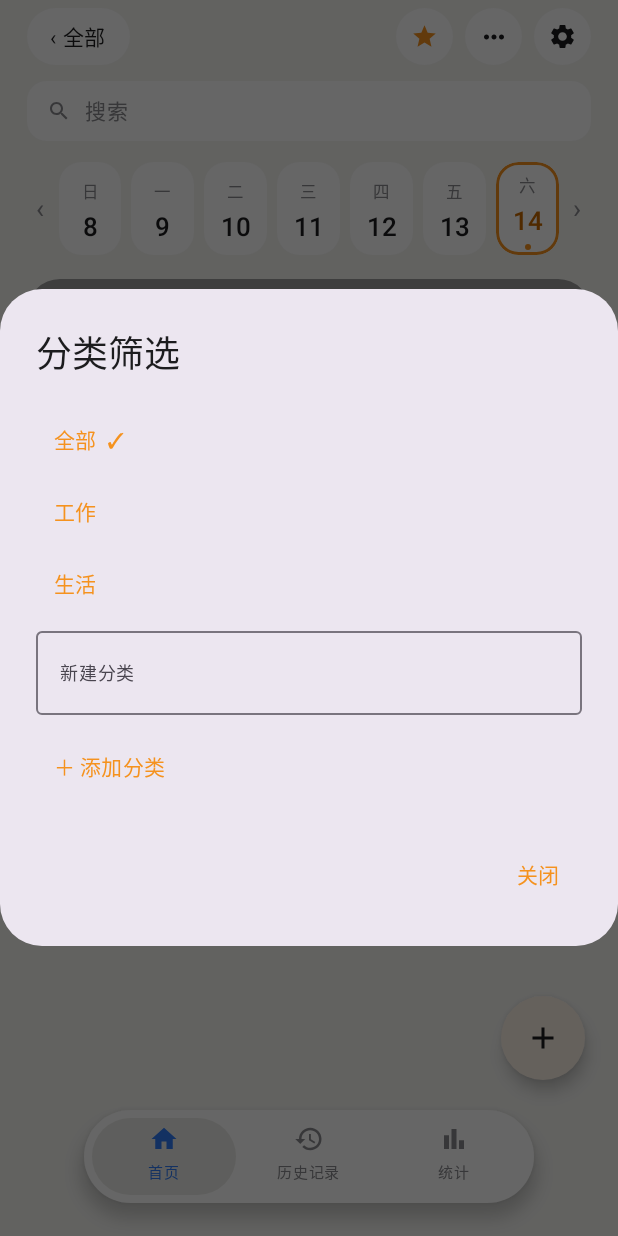
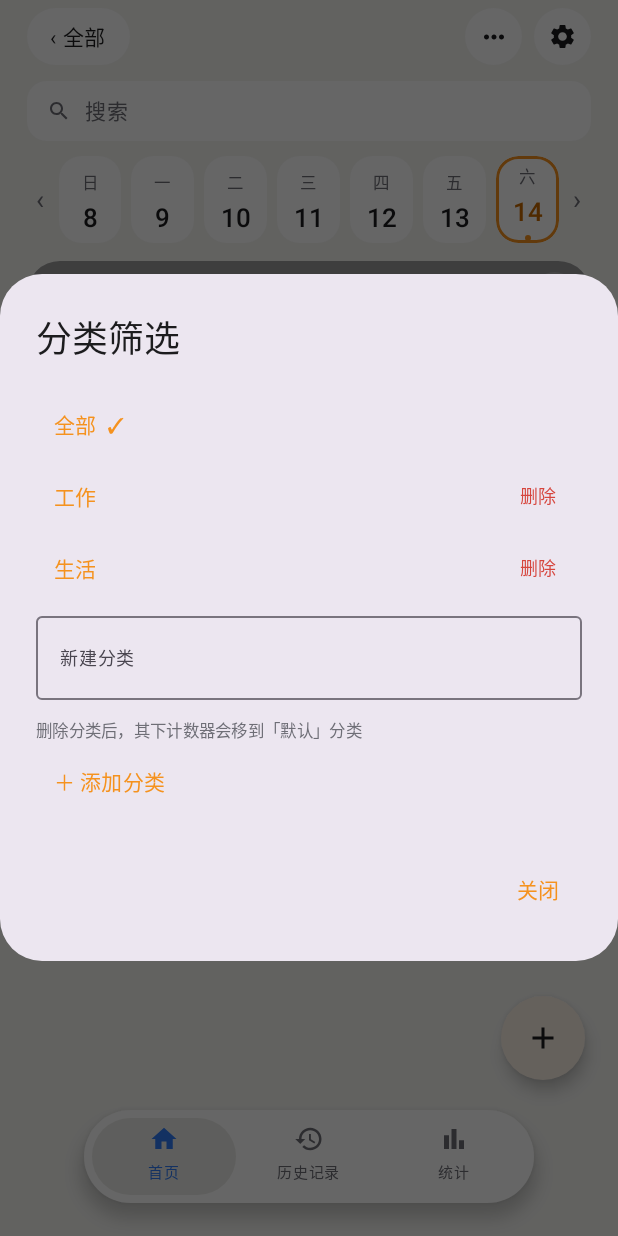
Before and after one commit to rayo1uo/counter-app, an Android app built with Jetpack Compose: the screen it shows after launch (MainActivity), after a tap on an icon or button, on a phone screen of 412 x 824 dp. Run offline under Robolectric (Android 15) with nearby library versions, the phone set to English and light mode, and no system bars; our stand-ins replace Room's generated code.

Commit message:
fix: bottom-bar layout, delete flows, cumulative summary, dark contrast, CSV integers

```diff
--- a/counter-app/android/app/src/main/java/com/example/counter/data/CounterDao.kt
+++ b/counter-app/android/app/src/main/java/com/example/counter/data/CounterDao.kt
@@ -25,7 +25,12 @@ interface CounterDao {
     @Query("SELECT * FROM entries")
     suspend fun allEntries(): List<EntryEntity>
 
-    @Query("SELECT * FROM entries WHERE counterId = :counterId ORDER BY localDate ASC, occurredAt ASC, id ASC")
+    // Must match the order used by history/CSV, otherwise same-minute entries get
+    // different result values depending on their random UUID.
+    @Query(
+        "SELECT * FROM entries WHERE counterId = :counterId " +
+            "ORDER BY localDate ASC, occurredAt ASC, createdAt ASC, id ASC"
+    )
     suspend fun entriesOf(counterId: String): List<EntryEntity>
 
     @Query("SELECT COUNT(*) FROM counters")
@@ -49,6 +54,12 @@ interface CounterDao {
     @Query("DELETE FROM counters WHERE id = :id")
     suspend fun deleteCounterById(id: String)
 
+    @Query("UPDATE counters SET category = :target WHERE category = :name")
+    suspend fun moveCountersToCategory(name: String, target: String)
+
+    @Query("DELETE FROM categories WHERE name = :name")
+    suspend fun deleteCategoryByName(name: String)
+
     @Query("DELETE FROM entries")
     suspend fun clearEntries()
 
--- a/counter-app/android/app/src/main/java/com/example/counter/ui/Charts.kt
+++ b/counter-app/android/app/src/main/java/com/example/counter/ui/Charts.kt
@@ -7,7 +7,6 @@ import androidx.compose.foundation.layout.Box
 import androidx.compose.foundation.layout.Column
 import androidx.compose.foundation.layout.Row
 import androidx.compose.foundation.layout.Spacer
-import androidx.compose.foundation.layout.aspectRatio
 import androidx.compose.foundation.layout.fillMaxHeight
 import androidx.compose.foundation.layout.fillMaxSize
 import androidx.compose.foundation.layout.fillMaxWidth
@@ -204,7 +203,7 @@ fun CalendarView(
                     val date: LocalDate? =
                         if (index in 0 until days) yearMonth.atDay(index + 1) else null
                     if (date == null) {
-                        Box(modifier = Modifier.weight(1f).aspectRatio(1f))
+                        Box(modifier = Modifier.weight(1f).height(44.dp))
                     } else {
                         val key = com.example.counter.domain.TimeUtils.ymd(date)
                         val value = byDay[key] ?: 0.0
@@ -214,7 +213,7 @@ fun CalendarView(
                         Box(
                             modifier = Modifier
                                 .weight(1f)
-                                .aspectRatio(1f)
+                                .height(44.dp)
                                 .padding(2.dp)
                                 .clip(RoundedCornerShape(9.dp))
                                 .background(
--- a/counter-app/android/app/src/main/java/com/example/counter/ui/Common.kt
+++ b/counter-app/android/app/src/main/java/com/example/counter/ui/Common.kt
@@ -9,7 +9,6 @@ import androidx.compose.foundation.layout.Column
 import androidx.compose.foundation.layout.Row
 import androidx.compose.foundation.layout.RowScope
 import androidx.compose.foundation.layout.Spacer
-import androidx.compose.foundation.layout.aspectRatio
 import androidx.compose.foundation.layout.fillMaxHeight
 import androidx.compose.foundation.layout.fillMaxSize
 import androidx.compose.foundation.layout.fillMaxWidth
@@ -37,6 +36,7 @@ import androidx.compose.ui.text.font.FontWeight
 import androidx.compose.ui.unit.dp
 import androidx.compose.ui.unit.sp
 import com.example.counter.data.CounterEntity
+import com.example.counter.data.CountMode
 import com.example.counter.domain.TimeUtils
 import java.time.LocalDate
 
@@ -50,6 +50,22 @@ fun relativeLabel(minutes: Long): String = when {
     minutes < 60 -> "${minutes}分钟前"
     minutes < 1440 -> "${minutes / 60}小时前"
     else -> "${minutes / 1440}天前"
+}
+
+/** Single source of truth for the home summary, shared by the inline and sticky variants. */
+fun homeSummaryText(ui: UiState, counters: List<CounterEntity>): String {
+    val mode = ui.settings.countMode
+    val ids = counters.map { it.id }.toSet()
+    val scoped = ui.entries.filter { entry ->
+        entry.counterId in ids &&
+            if (mode == CountMode.DAILY) entry.localDate == ui.selectedDate
+            else entry.localDate <= ui.selectedDate
+    }
+    val total = scoped.sumOf { it.delta } +
+        if (mode == CountMode.TOTAL) counters.sumOf { it.initialValue } else 0.0
+    val average = if (counters.isEmpty()) 0.0 else total / counters.size
+    val label = if (mode == CountMode.TOTAL) "累计" else "总计"
+    return "$label：${formatNumber(total)}，项均：${formatNumber(average)}"
 }
 
 @Composable
@@ -70,7 +86,6 @@ fun CircleButton(
 
 @Composable
 fun TopBar(
-    dark: Boolean,
     leading: @Composable () -> Unit,
     center: @Composable () -> Unit,
     trailing: @Composable () -> Unit
@@ -108,7 +123,7 @@ fun WeekStrip(
     val today = TimeUtils.todayYmd()
     val labels = arrayOf("日", "一", "二", "三", "四", "五", "六")
     Row(
-        modifier = Modifier.fillMaxWidth().padding(bottom = 16.dp),
+        modifier = Modifier.fillMaxWidth().padding(bottom = 12.dp),
         verticalAlignment = Alignment.CenterVertically
     ) {
         Box(
@@ -122,7 +137,7 @@ fun WeekStrip(
             Column(
                 modifier = Modifier
                     .weight(1f)
-                    .height(62.dp)
+                    .height(58.dp)
                     .padding(horizontal = 3.dp)
                     .clip(RoundedCornerShape(15.dp))
                     .background(cardBackground(dark))
@@ -170,13 +185,14 @@ fun CounterCard(
     subtitle: String,
     onMinus: () -> Unit,
     onPlus: () -> Unit,
-    onOpen: () -> Unit
+    onOpen: () -> Unit,
+    onEdit: () -> Unit
 ) {
     Box(
         modifier = Modifier
             .fillMaxWidth()
-            .height(126.dp)
-            .padding(bottom = 12.dp)
+            .height(118.dp)
+            .padding(bottom = 10.dp)
             .clip(RoundedCornerShape(22.dp))
             .background(Color(counter.color.toInt()))
             .clickable(onClick = onOpen)
@@ -224,6 +240,19 @@ fun CounterCard(
                 modifier = Modifier.size(52.dp).clip(CircleShape).clickable(onClick = onPlus),
                 contentAlignment = Alignment.Center
             ) { Text("+", fontSize = 30.sp, color = Color.White) }
+        }
+        // Discoverable entry point for editing / deleting this counter.
+        Box(
+            modifier = Modifier
+                .align(Alignment.TopEnd)
+                .padding(top = 7.dp, end = 9.dp)
+                .size(30.dp)
+                .clip(CircleShape)
+                .background(Color.White.copy(alpha = 0.24f))
+                .clickable(onClick = onEdit),
+            contentAlignment = Alignment.Center
+        ) {
+            Text("✎", fontSize = 15.sp, color = Color.White)
         }
     }
 }
--- a/counter-app/android/app/src/main/java/com/example/counter/ui/CounterRoot.kt
+++ b/counter-app/android/app/src/main/java/com/example/counter/ui/CounterRoot.kt
@@ -5,6 +5,7 @@ import androidx.activity.compose.rememberLauncherForActivityResult
 import androidx.activity.result.contract.ActivityResultContracts
 import androidx.compose.foundation.background
 import androidx.compose.foundation.layout.Box
+import androidx.compose.foundation.layout.BoxWithConstraints
 import androidx.compose.foundation.layout.fillMaxSize
 import androidx.compose.foundation.layout.padding
 import androidx.compose.foundation.shape.CircleShape
@@ -12,6 +13,7 @@ import androidx.compose.material.icons.Icons
 import androidx.compose.material.icons.filled.Add
 import androidx.compose.material3.FloatingActionButton
 import androidx.compose.material3.Icon
+import androidx.compose.material3.Text
 import androidx.compose.runtime.Composable
 import androidx.compose.runtime.collectAsState
 import androidx.compose.runtime.getValue
@@ -22,6 +24,7 @@ import androidx.compose.ui.Alignment
 import androidx.compose.ui.Modifier
 import androidx.compose.ui.platform.LocalContext
 import androidx.compose.ui.unit.dp
+import androidx.compose.ui.unit.sp
 import com.example.counter.domain.TimeUtils
 import java.nio.charset.StandardCharsets
 
@@ -29,6 +32,8 @@ private sealed class ScreenDialog {
     object None : ScreenDialog()
     object AddCounter : ScreenDialog()
     data class EditCounter(val id: String) : ScreenDialog()
+    data class ConfirmDeleteCounter(val id: String, val name: String) : ScreenDialog()
+    data class ConfirmDeleteCategory(val name: String) : ScreenDialog()
     data class QuickLog(val id: String) : ScreenDialog()
     data class EditEntry(val id: String) : ScreenDialog()
     object Settings : ScreenDialog()
@@ -99,7 +104,15 @@ fun CounterRoot(vm: CounterViewModel) {
     val exportJson = { jsonLauncher.launch("counter_backup_${TimeUtils.todayYmd()}.json") }
     val importJson = { importLauncher.launch(arrayOf("application/json", "text/plain", "*/*")) }
 
-    Box(modifier = Modifier.fillMaxSize().background(pageBackground(dark))) {
+    BoxWithConstraints(
+        modifier = Modifier.fillMaxSize().background(pageBackground(dark))
+    ) {
+        // On wide screens the FAB can sit next to the tab capsule; on phones it stays above it.
+        val wide = maxWidth >= 600.dp
+
+        // Reserve a real layout strip for the floating navigation instead of just padding
+        // the scrollable content (which only helps once the user scrolls to the very bottom).
+        Box(modifier = Modifier.fillMaxSize().padding(bottom = 86.dp)) {
             when (ui.tab) {
                 Tab.HOME -> HomeScreen(
                     vm = vm,
@@ -107,8 +120,9 @@ fun CounterRoot(vm: CounterViewModel) {
                     onOpenMore = { dialog = ScreenDialog.More },
                     onOpenSettings = { dialog = ScreenDialog.Settings },
                     onOpenCategories = { dialog = ScreenDialog.Categories },
-                onAddCounter = { dialog = ScreenDialog.AddCounter },
-                onQuickLog = { dialog = ScreenDialog.QuickLog(it.id) }
+                    onEditCounter = { dialog = ScreenDialog.EditCounter(it.id) },
+                    onQuickLog = { dialog = ScreenDialog.QuickLog(it.id) },
+                    inlineSummary = !wide
                 )
 
                 Tab.HISTORY -> HistoryScreen(
@@ -128,6 +142,7 @@ fun CounterRoot(vm: CounterViewModel) {
                     onPeriodPick = { dialog = ScreenDialog.PeriodPick }
                 )
             }
+        }
 
         if (ui.tab == Tab.HOME) {
             FloatingActionButton(
@@ -136,10 +151,23 @@ fun CounterRoot(vm: CounterViewModel) {
                 containerColor = cardBackground(dark),
                 modifier = Modifier
                     .align(Alignment.BottomEnd)
-                    .padding(end = 22.dp, bottom = 104.dp)
+                    .padding(end = 22.dp, bottom = if (wide) 22.dp else 104.dp)
             ) {
                 Icon(Icons.Default.Add, contentDescription = "新增计数器", tint = textColor(dark))
             }
+        }
+
+        // Wide screens have plenty of room beside the centred tab capsule, so pin the
+        // summary there instead of letting the scrollable card list push it off-screen.
+        if (ui.tab == Tab.HOME && wide) {
+            Text(
+                homeSummaryText(ui, vm.visibleCounters()) + "   ·   点卡片 ✎ 编辑/删除",
+                fontSize = 12.sp,
+                color = AppColors.Muted,
+                modifier = Modifier
+                    .align(Alignment.BottomStart)
+                    .padding(start = 22.dp, bottom = 42.dp)
+            )
         }
 
         Box(
@@ -172,10 +200,26 @@ fun CounterRoot(vm: CounterViewModel) {
                     dark = dark,
                     onDismiss = close,
                     onSave = { vm.saveCounter(it); close() },
-                    onDelete = { id -> vm.deleteCounter(id); close() }
+                    onDelete = {
+                        dialog = ScreenDialog.ConfirmDeleteCounter(counter.id, counter.name)
+                    }
                 )
             }
         }
+
+        is ScreenDialog.ConfirmDeleteCounter -> ConfirmActionDialog(
+            title = "删除计数器",
+            message = "「${current.name}」和它名下的全部历史记录都会被删除，且无法撤销。",
+            onDismiss = close,
+            onConfirm = { vm.deleteCounter(current.id); close() }
+        )
+
+        is ScreenDialog.ConfirmDeleteCategory -> ConfirmActionDialog(
+            title = "删除分类",
+            message = "删除分类「${current.name}」后，该分类下的计数器会移到「默认」分类。",
+            onDismiss = close,
+            onConfirm = { vm.deleteCategory(current.name); close() }
+        )
 
         is ScreenDialog.QuickLog -> {
             val counter = ui.counters.firstOrNull { it.id == current.id }
@@ -234,7 +278,8 @@ fun CounterRoot(vm: CounterViewModel) {
             current = ui.filterCategory,
             onDismiss = close,
             onPick = { vm.setFilter(it); close() },
-            onAdd = { vm.addCategory(it) }
+            onAdd = { vm.addCategory(it) },
+            onDelete = { dialog = ScreenDialog.ConfirmDeleteCategory(it) }
         )
 
         ScreenDialog.DateJump -> DateJumpDialog(
--- a/counter-app/android/app/src/main/java/com/example/counter/ui/Dialogs.kt
+++ b/counter-app/android/app/src/main/java/com/example/counter/ui/Dialogs.kt
@@ -110,6 +110,12 @@ fun CounterEditorDialog(
                 }
                 FormField("目标值（0 为不设）", target, { target = it }, true)
                 FormField("分类（可填新名称）", category, { category = it })
+                Text(
+                    "已有分类：${categories.joinToString("、") { it.name }}",
+                    fontSize = 11.sp,
+                    color = AppColors.Muted,
+                    modifier = Modifier.padding(bottom = 10.dp)
+                )
 
                 Text("预设颜色", fontSize = 12.sp, color = AppColors.Muted)
                 Spacer(Modifier.height(8.dp))
@@ -130,8 +136,7 @@ fun CounterEditorDialog(
                         )
                     }
                 }
-                Spacer(Modifier.height(10.dp))
-                Text("当前分类：${categories.joinToString("、") { it.name }}", fontSize = 11.sp, color = AppColors.Muted)
+                Spacer(Modifier.height(8.dp))
                 if (error.isNotEmpty()) Text(error, fontSize = 12.sp, color = AppColors.Danger)
             }
         },
@@ -406,7 +411,8 @@ fun CategoryDialog(
     current: String,
     onDismiss: () -> Unit,
     onPick: (String) -> Unit,
-    onAdd: (String) -> Unit
+    onAdd: (String) -> Unit,
+    onDelete: (String) -> Unit
 ) {
     var newName by remember { mutableStateOf("") }
     AlertDialog(
@@ -419,17 +425,27 @@ fun CategoryDialog(
                     modifier = Modifier.fillMaxWidth()
                 ) { Text(if (current == "all") "全部  ✓" else "全部", modifier = Modifier.fillMaxWidth()) }
                 categories.forEach { category ->
+                    Row(verticalAlignment = Alignment.CenterVertically) {
                         TextButton(
                             onClick = { onPick(category.name) },
-                        modifier = Modifier.fillMaxWidth()
+                            modifier = Modifier.weight(1f)
                         ) {
                             Text(
                                 if (current == category.name) "${category.name}  ✓" else category.name,
                                 modifier = Modifier.fillMaxWidth()
                             )
                         }
+                        TextButton(onClick = { onDelete(category.name) }) {
+                            Text("删除", fontSize = 12.sp, color = AppColors.Danger)
+                        }
+                    }
                 }
                 FormField("新建分类", newName, { newName = it })
+                Text(
+                    "删除分类后，其下计数器会移到「默认」分类",
+                    fontSize = 11.sp,
+                    color = AppColors.Muted
+                )
                 TextButton(
                     onClick = {
                         if (newName.isNotBlank()) {
@@ -499,6 +515,24 @@ fun PeriodPickDialog(
 }
 
 @Composable
+fun ConfirmActionDialog(
+    title: String,
+    message: String,
+    onDismiss: () -> Unit,
+    onConfirm: () -> Unit
+) {
+    AlertDialog(
+        onDismissRequest = onDismiss,
+        title = { Text(title) },
+        text = { Text(message) },
+        confirmButton = {
+            TextButton(onClick = onConfirm) { Text("删除", color = AppColors.Danger) }
+        },
+        dismissButton = { TextButton(onClick = onDismiss) { Text("取消") } }
+    )
+}
+
+@Composable
 fun ConfirmClearDialog(onDismiss: () -> Unit, onConfirm: () -> Unit) {
     AlertDialog(
         onDismissRequest = onDismiss,
--- a/counter-app/android/app/src/main/java/com/example/counter/ui/HomeScreen.kt
+++ b/counter-app/android/app/src/main/java/com/example/counter/ui/HomeScreen.kt
@@ -21,7 +21,6 @@ import androidx.compose.material.icons.Icons
 import androidx.compose.material.icons.filled.MoreHoriz
 import androidx.compose.material.icons.filled.Search
 import androidx.compose.material.icons.filled.Settings
-import androidx.compose.material.icons.filled.Star
 import androidx.compose.material3.Icon
 import androidx.compose.material3.Text
 import androidx.compose.runtime.Composable
@@ -29,7 +28,6 @@ import androidx.compose.ui.Alignment
 import androidx.compose.ui.Modifier
 import androidx.compose.ui.draw.clip
 import androidx.compose.ui.text.TextStyle
-import androidx.compose.ui.text.font.FontWeight
 import androidx.compose.ui.unit.dp
 import androidx.compose.ui.unit.sp
 import com.example.counter.data.CounterEntity
@@ -43,8 +41,9 @@ fun HomeScreen(
     onOpenMore: () -> Unit,
     onOpenSettings: () -> Unit,
     onOpenCategories: () -> Unit,
-    onAddCounter: () -> Unit,
-    onQuickLog: (CounterEntity) -> Unit
+    onEditCounter: (CounterEntity) -> Unit,
+    onQuickLog: (CounterEntity) -> Unit,
+    inlineSummary: Boolean = true
 ) {
     val dark = ui.settings.darkTheme
     val counters = vm.visibleCounters()
@@ -54,10 +53,9 @@ fun HomeScreen(
         modifier = Modifier
             .fillMaxSize()
             .verticalScroll(rememberScrollState())
-            .padding(start = 18.dp, end = 18.dp, bottom = 130.dp)
+            .padding(start = 18.dp, end = 18.dp, bottom = 16.dp)
     ) {
         TopBar(
-            dark = dark,
             leading = {
                 Box(
                     modifier = Modifier
@@ -74,15 +72,6 @@ fun HomeScreen(
             center = { },
             trailing = {
                 Row {
-                    CircleButton(onClick = { }) {
-                        Icon(
-                            Icons.Default.Star,
-                            contentDescription = "高级功能",
-                            tint = AppColors.Orange,
-                            modifier = Modifier.size(18.dp)
-                        )
-                    }
-                    Spacer(modifier = Modifier.width(8.dp))
                     CircleButton(onClick = onOpenMore) {
                         Icon(
                             Icons.Default.MoreHoriz,
@@ -136,7 +125,7 @@ fun HomeScreen(
             }
         }
 
-        Spacer(modifier = Modifier.height(14.dp))
+        Spacer(modifier = Modifier.height(10.dp))
 
         WeekStrip(
             selectedDate = ui.selectedDate,
@@ -165,7 +154,8 @@ fun HomeScreen(
                 subtitle = subtitle,
                 onMinus = { vm.addCount(counter.id, -counter.step) },
                 onPlus = { vm.addCount(counter.id, counter.step) },
-                onOpen = { onQuickLog(counter) }
+                onOpen = { onQuickLog(counter) },
+                onEdit = { onEditCounter(counter) }
             )
         }
 
@@ -178,16 +168,20 @@ fun HomeScreen(
             }
         }
 
-        val ids = counters.map { it.id }.toSet()
-        val total = ui.entries
-            .filter { it.counterId in ids && it.localDate == ui.selectedDate }
-            .sumOf { it.delta }
-        val itemAverage = if (counters.isEmpty()) 0.0 else total / counters.size
-        Text(
-            "总计：${formatNumber(total)}，项均：${formatNumber(itemAverage)}",
-            fontSize = 13.sp,
-            color = AppColors.Muted,
-            modifier = Modifier.padding(top = 6.dp, start = 4.dp)
-        )
+        // On wide screens this is pinned next to the tab bar in CounterRoot instead.
+        if (inlineSummary) {
+            Text(
+                homeSummaryText(ui, counters),
+                fontSize = 13.sp,
+                color = AppColors.Muted,
+                modifier = Modifier.padding(top = 6.dp, start = 4.dp)
+            )
+            Text(
+                "点卡片可补录，点卡片右上角 ✎ 可编辑或删除",
+                fontSize = 11.sp,
+                color = AppColors.Muted,
+                modifier = Modifier.padding(top = 2.dp, start = 4.dp, bottom = 2.dp)
+            )
+        }
     }
 }
--- a/counter-app/android/app/src/main/java/com/example/counter/ui/StatsScreen.kt
+++ b/counter-app/android/app/src/main/java/com/example/counter/ui/StatsScreen.kt
@@ -70,10 +70,9 @@ fun StatsScreen(
         modifier = Modifier
             .fillMaxSize()
             .verticalScroll(rememberScrollState())
-            .padding(start = 18.dp, end = 18.dp, bottom = 130.dp)
+            .padding(start = 18.dp, end = 18.dp, bottom = 16.dp)
     ) {
         TopBar(
-            dark = dark,
             leading = {
                 CircleButton(onClick = onOpenCategories) {
                     Icon(Icons.Default.Menu, contentDescription = "分类", tint = textColor(dark))
@@ -111,7 +110,7 @@ fun StatsScreen(
                 contentAlignment = Alignment.Center
             ) { Text("‹", fontSize = 19.sp, color = AppColors.Muted) }
             Text(
-                "${period.label}  ⌄",
+                period.label,
                 fontSize = 15.sp,
                 fontWeight = FontWeight.SemiBold,
                 color = textColor(dark),
--- a/counter-app/android/app/src/main/java/com/example/counter/ui/Theme.kt
+++ b/counter-app/android/app/src/main/java/com/example/counter/ui/Theme.kt
@@ -5,7 +5,13 @@ import androidx.compose.material3.Typography
 import androidx.compose.material3.darkColorScheme
 import androidx.compose.material3.lightColorScheme
 import androidx.compose.runtime.Composable
+import androidx.compose.runtime.CompositionLocalProvider
+import androidx.compose.runtime.ReadOnlyComposable
+import androidx.compose.runtime.staticCompositionLocalOf
 import androidx.compose.ui.graphics.Color
+
+/** Secondary text must stay readable on both the warm light page and the dark page. */
+private val LocalMutedColor = staticCompositionLocalOf { Color(0xFF6E6E76) }
 
 object AppColors {
     val Orange = Color(0xFFF5921E)
@@ -20,7 +26,12 @@ object AppColors {
     val ChipDark = Color(0xFF343437)
     val TextLight = Color(0xFF1C1C1E)
     val TextDark = Color(0xFFF2F2F7)
-    val Muted = Color(0xFF8A8A8E)
+    val MutedLight = Color(0xFF6E6E76)
+    val MutedDark = Color(0xFFB9B9C4)
+    val Muted: Color
+        @Composable
+        @ReadOnlyComposable
+        get() = LocalMutedColor.current
     val LineLight = Color(0xFFE5E5E0)
     val LineDark = Color(0xFF3D3D40)
     val Danger = Color(0xFFD6453D)
@@ -65,9 +76,13 @@ private val DarkScheme = darkColorScheme(
 
 @Composable
 fun CounterTheme(dark: Boolean, content: @Composable () -> Unit) {
-    MaterialTheme(
-        colorScheme = if (dark) DarkScheme else LightScheme,
-        typography = Typography(),
-        content = content
-    )
+    CompositionLocalProvider(
+        LocalMutedColor provides if (dark) AppColors.MutedDark else AppColors.MutedLight
+    ) {
+        MaterialTheme(
+            colorScheme = if (dark) DarkScheme else LightScheme,
+            typography = Typography(),
+            content = content
+        )
+    }
 }
```
Also changed, not shown: counter-app/android/app/src/main/java/com/example/counter/data/CounterRepository.kt (+7 -0 lines), counter-app/android/app/src/main/java/com/example/counter/ui/CounterViewModel.kt (+18 -8 lines), counter-app/android/app/src/main/java/com/example/counter/ui/HistoryScreen.kt (+5 -3 lines). Lines whose indentation alone changed are shown as unchanged.
